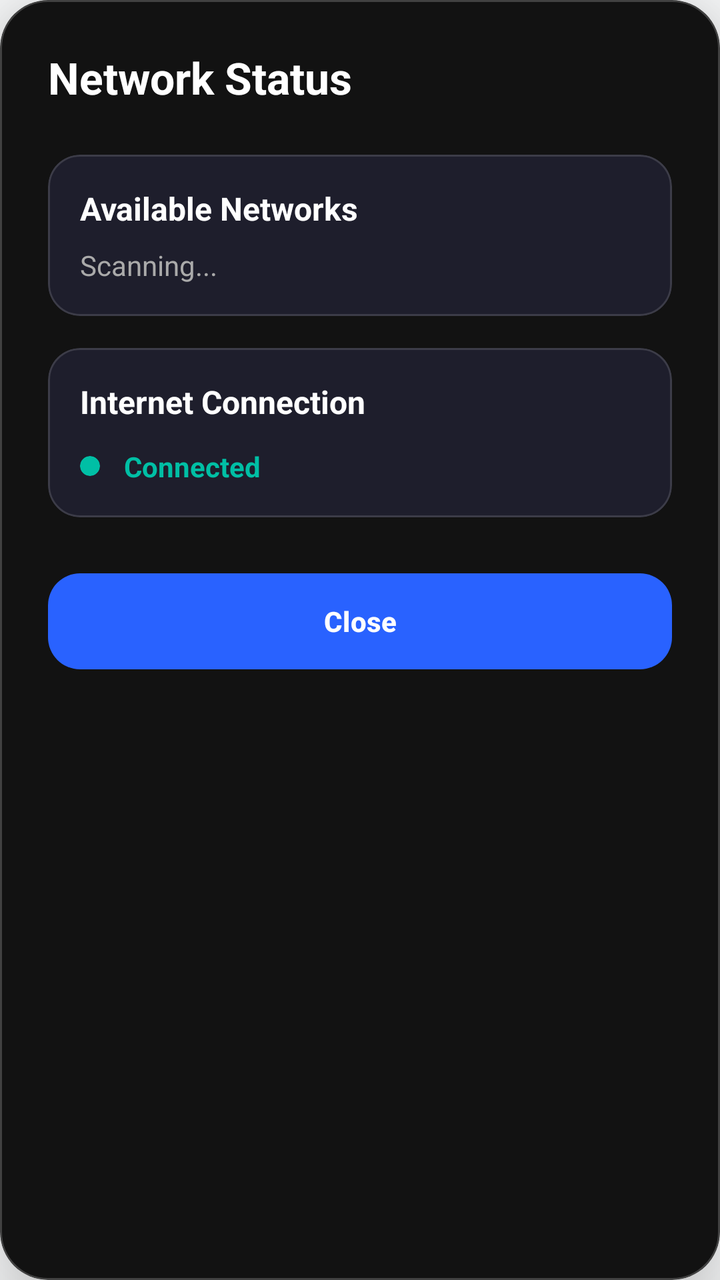
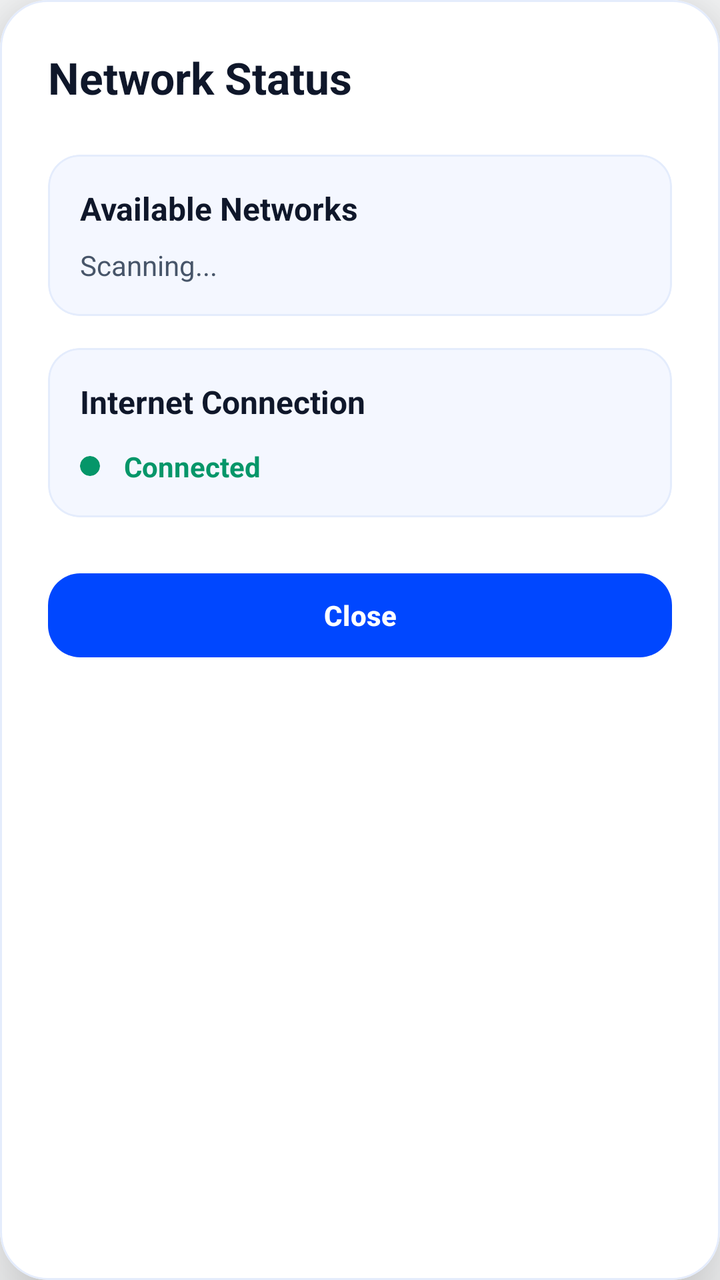

Compare the two renders of this Android layout. The source of the first and the diff that turns it into the second are given below.
<!-- AndroidManifest.xml: application theme Theme.DisasterComm -->
<!-- res/layout/dialog_network_status.xml -->
<?xml version="1.0" encoding="utf-8"?>
<com.google.android.material.card.MaterialCardView
    xmlns:android="http://schemas.android.com/apk/res/android"
    xmlns:app="http://schemas.android.com/apk/res-auto"
    android:layout_width="match_parent"
    android:layout_height="wrap_content"
    app:cardCornerRadius="24dp"
    app:cardElevation="24dp"
    app:strokeWidth="1dp"
    app:strokeColor="#33FFFFFF"
    app:cardBackgroundColor="#121212">

    <ScrollView
        android:layout_width="match_parent"
        android:layout_height="wrap_content">

        <LinearLayout
            android:layout_width="match_parent"
            android:layout_height="wrap_content"
            android:orientation="vertical"
            android:padding="24dp">

            <TextView
                android:layout_width="wrap_content"
                android:layout_height="wrap_content"
                android:text="Network Status"
                android:textSize="22sp"
                android:textStyle="bold"
                android:textColor="#FFFFFF"
                android:layout_marginBottom="24dp"/>

            
            <com.google.android.material.card.MaterialCardView
                android:layout_width="match_parent"
                android:layout_height="wrap_content"
                android:layout_marginBottom="16dp"
                app:cardCornerRadius="16dp"
                app:strokeWidth="1dp"
                app:strokeColor="#22FFFFFF"
                app:cardBackgroundColor="#1E1E2C">
                
                <LinearLayout
                    android:layout_width="match_parent"
                    android:layout_height="wrap_content"
                    android:orientation="vertical"
                    android:padding="16dp">
                    
                    <TextView
                        android:layout_width="wrap_content"
                        android:layout_height="wrap_content"
                        android:text="Available Networks"
                        android:textStyle="bold"
                        android:textColor="#FFFFFF"
                        android:textSize="16sp"
                        android:layout_marginBottom="8dp"/>
                        
                    <TextView
                        android:id="@+id/tvAvailableNetworks"
                        android:layout_width="wrap_content"
                        android:layout_height="wrap_content"
                        android:textColor="#AAAAAA"
                        android:textSize="14sp"
                        android:lineSpacingExtra="4dp"
                        android:text="Scanning..."/>
                </LinearLayout>
            </com.google.android.material.card.MaterialCardView>

            
            <com.google.android.material.card.MaterialCardView
                android:layout_width="match_parent"
                android:layout_height="wrap_content"
                android:layout_marginBottom="24dp"
                app:cardCornerRadius="16dp"
                app:strokeWidth="1dp"
                app:strokeColor="#22FFFFFF"
                app:cardBackgroundColor="#1E1E2C">
                
                <LinearLayout
                    android:layout_width="match_parent"
                    android:layout_height="wrap_content"
                    android:orientation="vertical"
                    android:padding="16dp">
                    
                    <TextView
                        android:layout_width="wrap_content"
                        android:layout_height="wrap_content"
                        android:text="Internet Connection"
                        android:textStyle="bold"
                        android:textColor="#FFFFFF"
                        android:textSize="16sp"
                        android:layout_marginBottom="12dp"/>
                        
                    <LinearLayout
                        android:layout_width="match_parent"
                        android:layout_height="wrap_content"
                        android:gravity="center_vertical"
                        android:orientation="horizontal">
                        
                        
                        <com.google.android.material.card.MaterialCardView
                            android:id="@+id/statusIndicator"
                            android:layout_width="10dp"
                            android:layout_height="10dp"
                            android:layout_marginEnd="12dp"
                            app:cardCornerRadius="5dp"
                            app:cardBackgroundColor="#00BFA5"
                            app:strokeWidth="0dp" />
                            
                        <TextView
                            android:id="@+id/tvInternetConnection"
                            android:layout_width="wrap_content"
                            android:layout_height="wrap_content"
                            android:textColor="#00BFA5"
                            android:textStyle="bold"
                            android:text="Connected"/>
                    </LinearLayout>
                </LinearLayout>
            </com.google.android.material.card.MaterialCardView>

            <com.google.android.material.button.MaterialButton
                android:id="@+id/btnClose"
                android:layout_width="match_parent"
                android:layout_height="56dp"
                android:text="Close"
                android:textColor="#FFFFFF"
                android:textStyle="bold"
                app:backgroundTint="#2962FF"
                app:cornerRadius="16dp"/>
        </LinearLayout>
    </ScrollView>
</com.google.android.material.card.MaterialCardView>
<!-- resources referenced by this layout -->
<resources>
  <style name="Theme.DisasterComm" parent="Theme.Material3.DayNight.NoActionBar">
          
          <item name="colorPrimary">@color/primary</item>
          <item name="colorPrimaryVariant">@color/primary_variant</item>
          <item name="colorOnPrimary">@color/text_on_primary</item>
          
          
          <item name="colorSecondary">@color/secondary</item>
          <item name="colorSecondaryVariant">@color/secondary_variant</item>
          <item name="colorOnSecondary">@color/white</item>
          
          
          <item name="android:windowBackground">@color/background</item>
          <item name="colorSurface">@color/surface</item>
          <item name="colorOnSurface">@color/text_primary</item>
          
          
          <item name="android:statusBarColor">@color/primary_variant</item>
          <item name="android:windowLightStatusBar">false</item>
          
          
          <item name="elevationOverlayEnabled">false</item>
          
          
          <item name="materialButtonStyle">@style/Widget.App.Button</item>
      </style>
  <color name="primary">#0047FF</color>
  <color name="primary_variant">#092FA4</color>
  <color name="text_on_primary">#FFFFFF</color>
  <color name="secondary">#0047FF</color>
  <color name="secondary_variant">#092FA4</color>
  <color name="white">#FFFFFF</color>
  <color name="background">#F8F9FA</color>
  <color name="surface">#FFFFFF</color>
  <color name="text_primary">#0F172A</color>
  <style name="Widget.App.Button" parent="Widget.Material3.Button">
          <item name="android:minHeight">48dp</item>
          <item name="android:minWidth">48dp</item>
          <item name="android:stateListAnimator">@null</item> 
          <item name="android:elevation">0dp</item>
      </style>
</resources>

<!-- the commit's change to res/layout/dialog_network_status.xml (unified diff, before → after) -->
@@ -7,8 +7,8 @@
     app:cardCornerRadius="24dp"
     app:cardElevation="24dp"
     app:strokeWidth="1dp"
-    app:strokeColor="#33FFFFFF"
-    app:cardBackgroundColor="#121212">
+    app:strokeColor="@color/divider"
+    app:cardBackgroundColor="@color/surface">
 
     <ScrollView
         android:layout_width="match_parent"
@@ -26,18 +26,17 @@
                 android:text="Network Status"
                 android:textSize="22sp"
                 android:textStyle="bold"
-                android:textColor="#FFFFFF"
+                android:textColor="@color/text_primary"
                 android:layout_marginBottom="24dp"/>
 
-            
             <com.google.android.material.card.MaterialCardView
                 android:layout_width="match_parent"
                 android:layout_height="wrap_content"
                 android:layout_marginBottom="16dp"
                 app:cardCornerRadius="16dp"
                 app:strokeWidth="1dp"
-                app:strokeColor="#22FFFFFF"
-                app:cardBackgroundColor="#1E1E2C">
+                app:strokeColor="@color/divider"
+                app:cardBackgroundColor="@color/surface_variant">
                 
                 <LinearLayout
                     android:layout_width="match_parent"
@@ -50,7 +49,7 @@
                         android:layout_height="wrap_content"
                         android:text="Available Networks"
                         android:textStyle="bold"
-                        android:textColor="#FFFFFF"
+                        android:textColor="@color/text_primary"
                         android:textSize="16sp"
                         android:layout_marginBottom="8dp"/>
                         
@@ -58,22 +57,21 @@
                         android:id="@+id/tvAvailableNetworks"
                         android:layout_width="wrap_content"
                         android:layout_height="wrap_content"
-                        android:textColor="#AAAAAA"
+                        android:textColor="@color/text_secondary"
                         android:textSize="14sp"
                         android:lineSpacingExtra="4dp"
                         android:text="Scanning..."/>
                 </LinearLayout>
             </com.google.android.material.card.MaterialCardView>
 
-            
             <com.google.android.material.card.MaterialCardView
                 android:layout_width="match_parent"
                 android:layout_height="wrap_content"
                 android:layout_marginBottom="24dp"
                 app:cardCornerRadius="16dp"
                 app:strokeWidth="1dp"
-                app:strokeColor="#22FFFFFF"
-                app:cardBackgroundColor="#1E1E2C">
+                app:strokeColor="@color/divider"
+                app:cardBackgroundColor="@color/surface_variant">
                 
                 <LinearLayout
                     android:layout_width="match_parent"
@@ -86,7 +84,7 @@
                         android:layout_height="wrap_content"
                         android:text="Internet Connection"
                         android:textStyle="bold"
-                        android:textColor="#FFFFFF"
+                        android:textColor="@color/text_primary"
                         android:textSize="16sp"
                         android:layout_marginBottom="12dp"/>
                         
@@ -103,14 +101,14 @@
                             android:layout_height="10dp"
                             android:layout_marginEnd="12dp"
                             app:cardCornerRadius="5dp"
-                            app:cardBackgroundColor="#00BFA5"
+                            app:cardBackgroundColor="@color/success"
                             app:strokeWidth="0dp" />
                             
                         <TextView
                             android:id="@+id/tvInternetConnection"
                             android:layout_width="wrap_content"
                             android:layout_height="wrap_content"
-                            android:textColor="#00BFA5"
+                            android:textColor="@color/success"
                             android:textStyle="bold"
                             android:text="Connected"/>
                     </LinearLayout>
@@ -120,11 +118,11 @@
             <com.google.android.material.button.MaterialButton
                 android:id="@+id/btnClose"
                 android:layout_width="match_parent"
-                android:layout_height="56dp"
+                android:layout_height="50dp"
                 android:text="Close"
-                android:textColor="#FFFFFF"
+                android:textColor="@color/text_on_primary"
                 android:textStyle="bold"
-                app:backgroundTint="#2962FF"
+                app:backgroundTint="@color/primary"
                 app:cornerRadius="16dp"/>
         </LinearLayout>
     </ScrollView>
<!-- resource entries referenced after the edit -->
@@ -1,5 +1,6 @@
 <!-- resources referenced by this layout -->
 <resources>
+  <color name="divider">#E4ECFC</color>
   <style name="Theme.DisasterComm" parent="Theme.Material3.DayNight.NoActionBar">
           
           <item name="colorPrimary">@color/primary</item>
@@ -27,6 +28,7 @@
           <item name="materialButtonStyle">@style/Widget.App.Button</item>
       </style>
   <color name="primary">#0047FF</color>
+  <color name="success">#059669</color>
   <color name="primary_variant">#092FA4</color>
   <color name="text_on_primary">#FFFFFF</color>
   <color name="secondary">#0047FF</color>
@@ -34,7 +36,9 @@
   <color name="white">#FFFFFF</color>
   <color name="background">#F8F9FA</color>
   <color name="surface">#FFFFFF</color>
+  <color name="surface_variant">#F4F7FF</color>
   <color name="text_primary">#0F172A</color>
+  <color name="text_secondary">#475569</color>
   <style name="Widget.App.Button" parent="Widget.Material3.Button">
           <item name="android:minHeight">48dp</item>
           <item name="android:minWidth">48dp</item>
